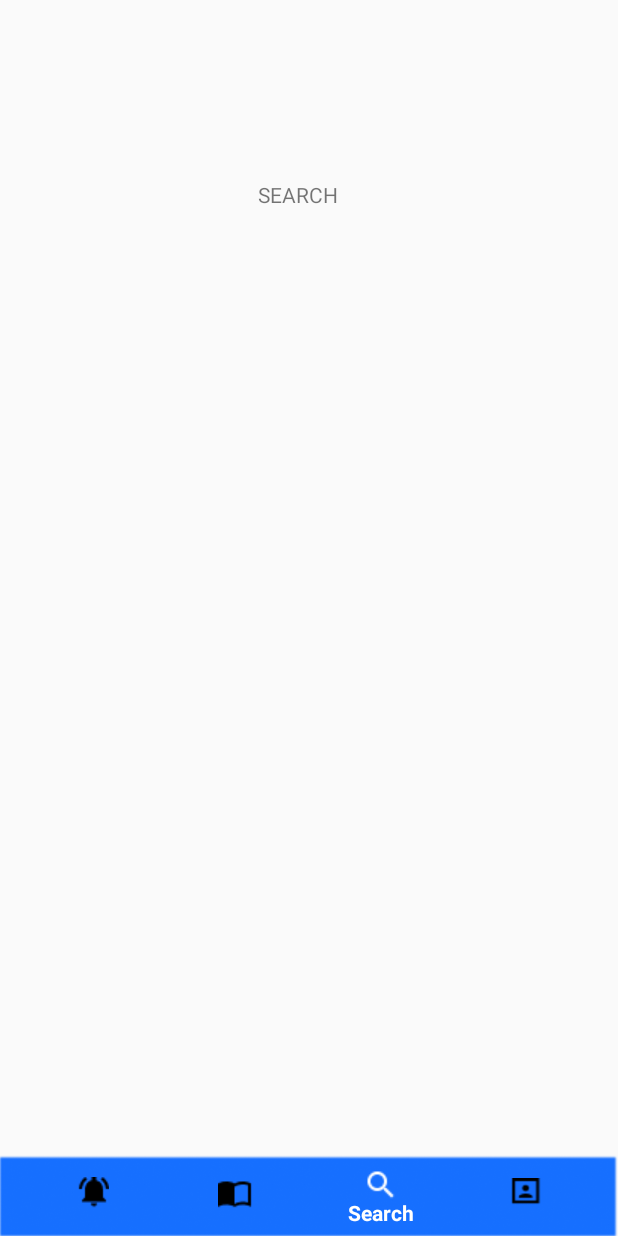
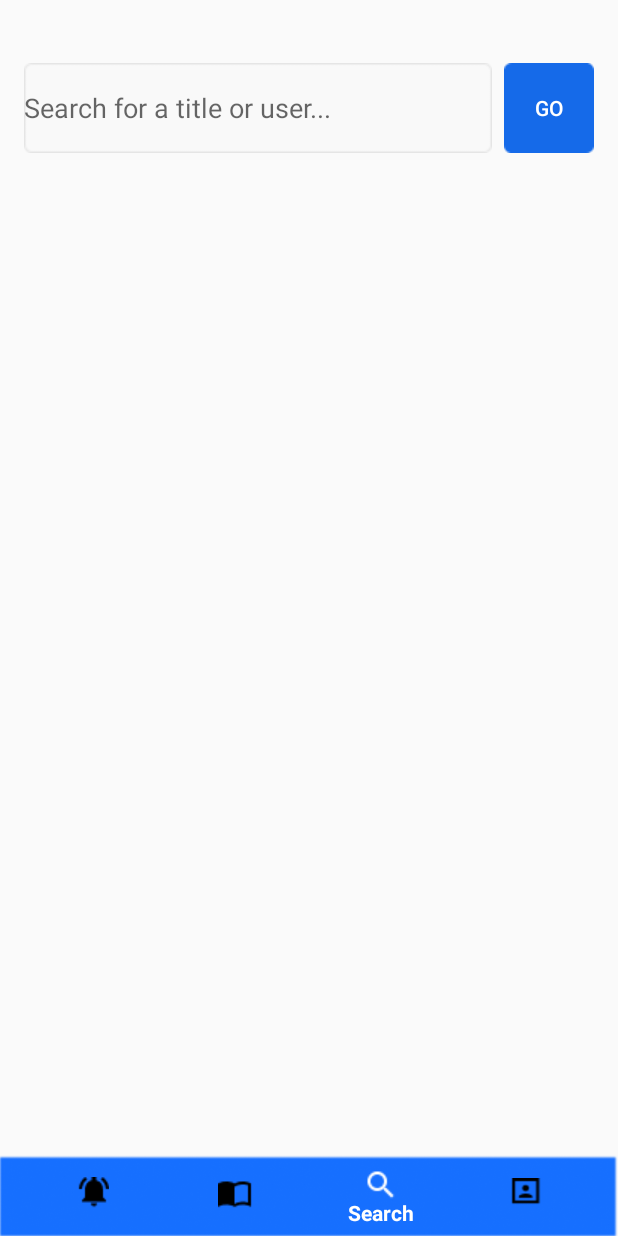
Before and after one commit to CMPUT301F20T26/BookShelf, an Android app: the SearchBooks screen opened directly, with no data from a screen before it, on a phone screen of 412 x 824 dp. Run offline under Robolectric (Android 15) with nearby library versions, the phone set to English and light mode, and no system bars.

Commit message:
added search bar and button to search xml file

```diff
--- a/app/src/main/res/layout/activity_search_books.xml
+++ b/app/src/main/res/layout/activity_search_books.xml
@@ -8,18 +8,35 @@
 
     <!--  Bottom navigation -->
 
-    <TextView
-        android:layout_width="365dp"
+    <EditText
+        android:id="@+id/search_bar"
+        android:layout_width="0dp"
         android:layout_height="60dp"
-        android:gravity="center"
-        android:text="SEARCH"
-        android:textAlignment="center"
+        android:layout_marginStart="16dp"
+        android:background="@drawable/rectangle1"
+        android:hint="Search for a title or user..."
         app:layout_constraintBottom_toTopOf="@+id/bottom_nav_bar"
-        app:layout_constraintEnd_toEndOf="parent"
-        app:layout_constraintHorizontal_bias="0.347"
+        app:layout_constraintEnd_toStartOf="@id/search_button"
+        app:layout_constraintHorizontal_bias="0"
         app:layout_constraintStart_toStartOf="parent"
         app:layout_constraintTop_toTopOf="parent"
-        app:layout_constraintVertical_bias="0.141" />
+        app:layout_constraintVertical_bias="0.059" />
+
+    <Button
+        android:id="@+id/search_button"
+        android:layout_width="60dp"
+        android:layout_height="60dp"
+        android:layout_marginStart="8dp"
+        android:layout_marginEnd="16dp"
+        android:background="@drawable/rectangle5"
+        android:text="GO"
+        android:textColor="@color/white"
+        app:layout_constraintBottom_toBottomOf="@+id/search_bar"
+        app:layout_constraintEnd_toEndOf="parent"
+        app:layout_constraintStart_toEndOf="@id/search_bar"
+        app:layout_constraintTop_toTopOf="@id/search_bar"
+        app:layout_constraintVertical_bias="0" />
+
 
     <TextView
         android:id="@+id/uid_search"
@@ -32,6 +49,8 @@
         app:layout_constraintEnd_toEndOf="parent"
         app:layout_constraintStart_toStartOf="parent"
         app:layout_constraintTop_toTopOf="parent" />
+
+
 
     <com.google.android.material.bottomnavigation.BottomNavigationView
         android:id="@+id/bottom_nav_bar"
--- a/app/src/main/res/values/colors.xml
+++ b/app/src/main/res/values/colors.xml
@@ -3,4 +3,5 @@
     <color name="colorPrimary">#166FFF</color>
     <color name="colorPrimaryDark">#3700B3</color>
     <color name="colorAccent">#03DAC5</color>
+    <color name="white">#FFFFFF</color>
 </resources>
```
